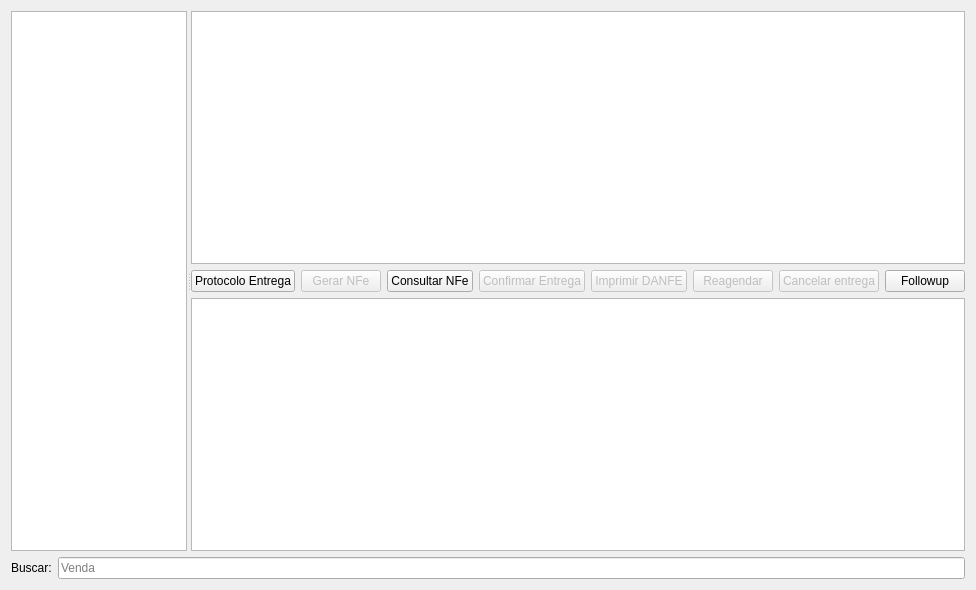
Above: ui/widgetlogisticaentregas.ui from darktorres/ERP-STACCATO before the change. Below: the same form after it.
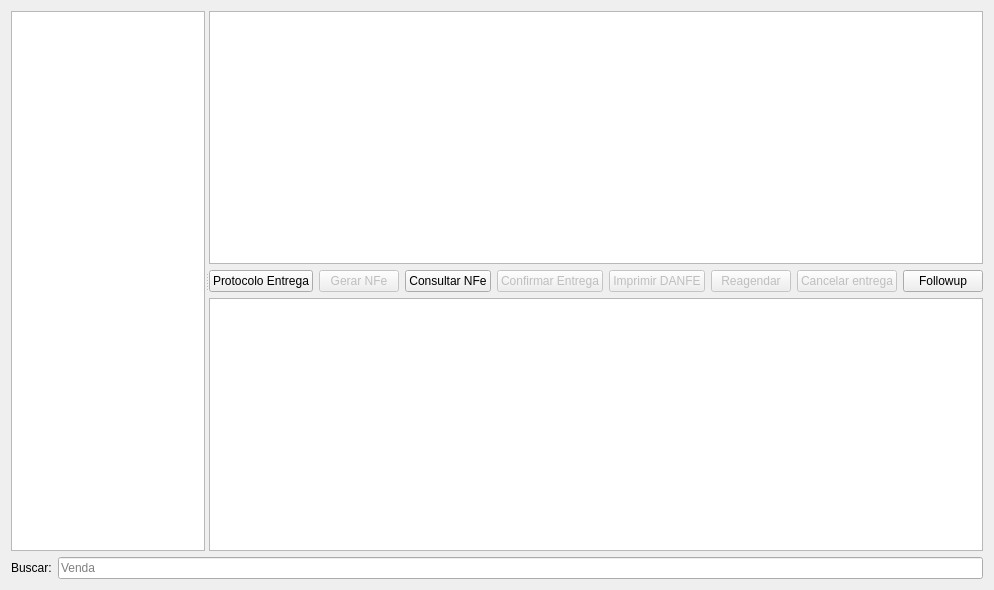
That is the form after the change. Custom widgets are drawn as their Qt base class.

```diff
--- a/ui/widgetlogisticaentregas.ui
+++ b/ui/widgetlogisticaentregas.ui
@@ -6,7 +6,7 @@
    <rect>
     <x>0</x>
     <y>0</y>
-    <width>976</width>
+    <width>994</width>
     <height>590</height>
    </rect>
   </property>
```
Left out of the diff: 1 changed line with no effect on the pictures.
